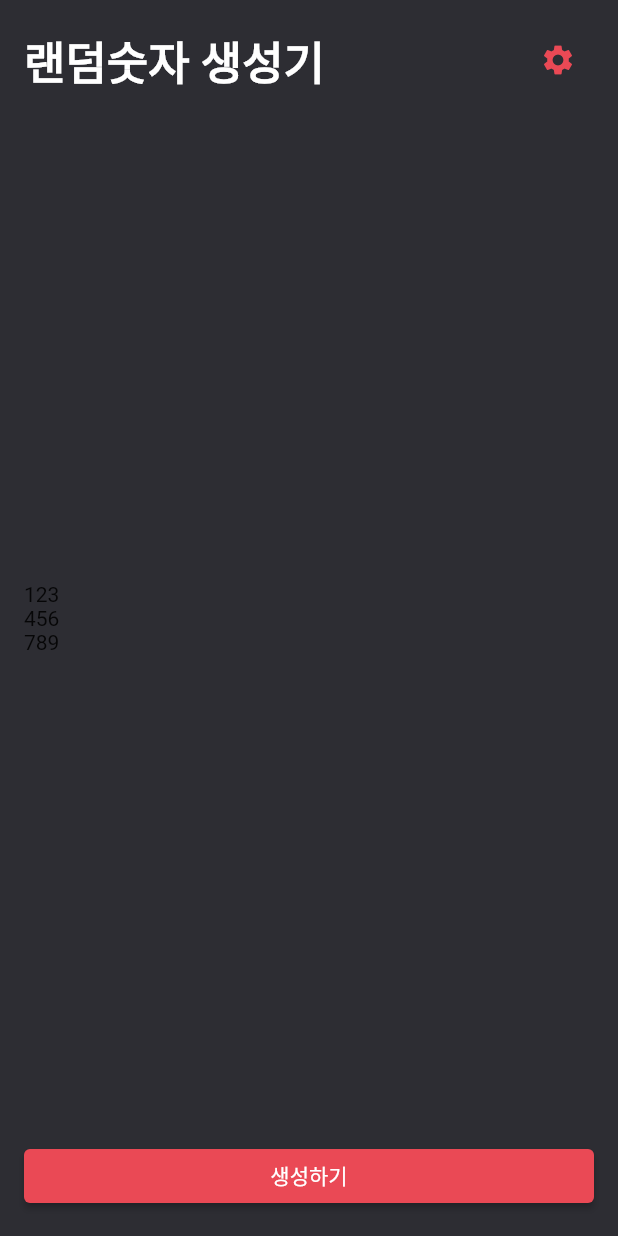
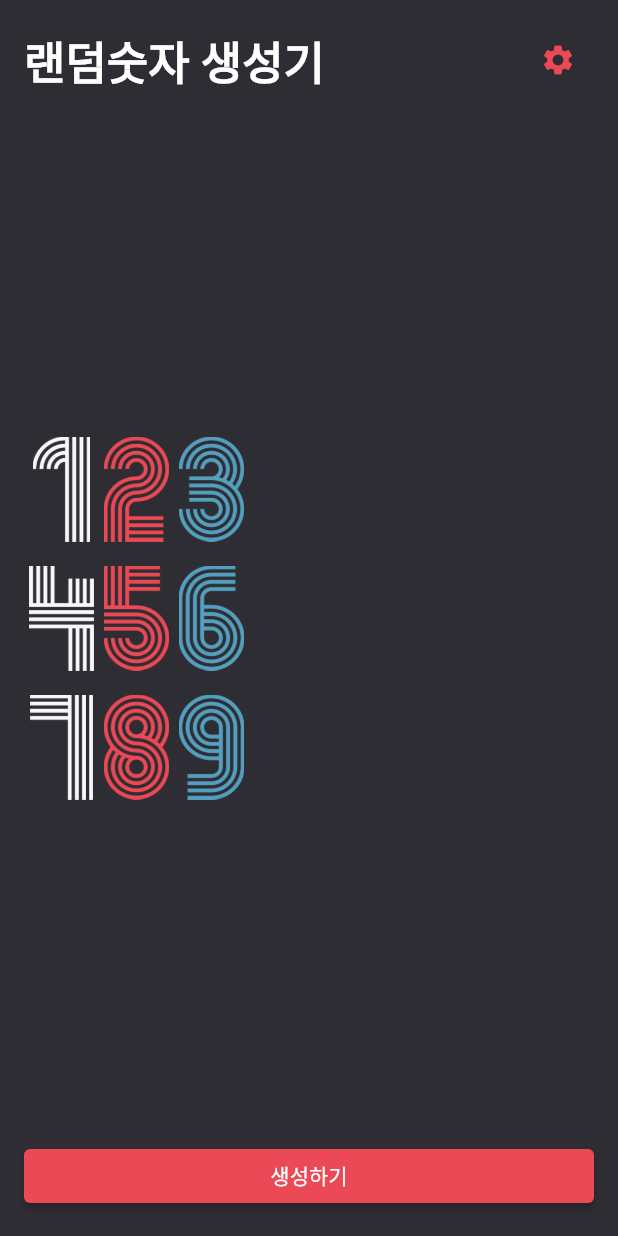
Before and after one commit to hyjoong/practice_flutter, a Flutter app: the screen it shows after launch, on a phone screen of 412 x 824 dp. Run offline on Flutter 3.47's test engine with Material 2 defaults, Android fonts, the phone set to English and light mode, and no system bars; our stand-ins replace webview_flutter.

Commit message:
feat: map 함수 적용

```diff
--- a/lib/screen/number_screen.dart
+++ b/lib/screen/number_screen.dart
@@ -15,7 +15,8 @@ class _NumberScreenState extends State<NumberScreen> {
       backgroundColor: PRIMARY_COLOR,
       body: SafeArea(
         child: Padding(
-          padding: EdgeInsets.all(16.0),  // fromLTRB(left, top, right, bottom) 으로도 가능
+          padding: EdgeInsets.all(16.0),
+          // fromLTRB(left, top, right, bottom) 으로도 가능
           child: Column(
             crossAxisAlignment: CrossAxisAlignment.start,
             children: [
@@ -42,11 +43,34 @@ class _NumberScreenState extends State<NumberScreen> {
                 child: Column(
                     mainAxisAlignment: MainAxisAlignment.center,
                     children: [
-                    Text('123'),
-                    Text('456'),
-                    Text('789'),
-                  ],
+                      123,
+                      456,
+                      789,
+                    ]
+                        .asMap()
+                        .entries
+                    // asMap().entries로 key, value값 가져올 수 있음
+                    // (0:123), (1:456), (2:789)
+                        .map(
+                          (x) => Padding(
+                            padding:
+                                EdgeInsets.only(bottom: x.key == 2 ? 0 :16.0),
+                            child: Row(
+                              children: x.value
+                                  .toString()
+                                  .split('')
+                                  .map(
+                                    (y) => Image.asset(
+                                      'asset/img/$y.png',
+                                      height: 70.0,
+                                      width: 50.0,
                                     ),
+                                  )
+                                  .toList(),
+                            ),
+                          ),
+                        )
+                        .toList()),
               ),
               SizedBox(
                 // Cointainer도 사용되지만 여러 용도로 사용이 가능하지만 width, height만 조절할거라서 SizedBox 사용
@@ -57,7 +81,8 @@ class _NumberScreenState extends State<NumberScreen> {
                   ),
                   onPressed: () {},
                   child: Text('생성하기'),
-                  ))
+                ),
+              )
             ],
           ),
         ),
```
Lines whose indentation alone changed are shown as unchanged.
